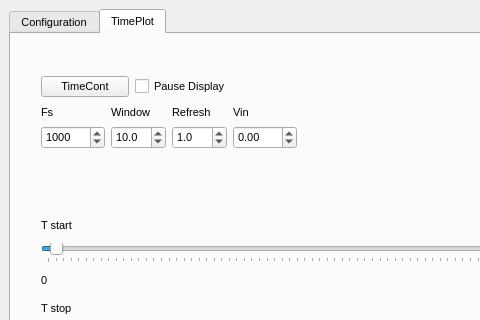
Before: the Qt Designer form PyGFET/GuiStimulation/GuiStim.ui in aguimera/PyGFET, drawn with Qt 5; both pictures show x 0 to 480 and y 0 to 320 of the 994 by 697 pixel window.
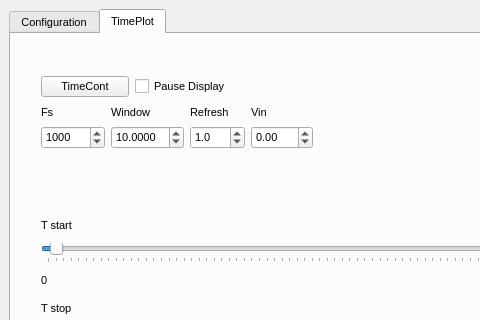
After: the same form once the commit is applied. The open tabs and pages were chosen to show the change.

Commit message: Add 32 Acquisition channels gui

The edit to the form file:
```diff
--- a/PyGFET/GuiStimulation/GuiStim.ui
+++ b/PyGFET/GuiStimulation/GuiStim.ui
@@ -1042,7 +1042,7 @@
          <rect>
           <x>30</x>
           <y>70</y>
-          <width>256</width>
+          <width>272</width>
           <height>45</height>
          </rect>
         </property>
@@ -1088,10 +1088,10 @@
              <item>
               <widget class="QDoubleSpinBox" name="SpnWindow">
                <property name="decimals">
-                <number>1</number>
+                <number>4</number>
                </property>
                <property name="minimum">
-                <double>0.100000000000000</double>
+                <double>0.000100000000000</double>
                </property>
                <property name="maximum">
                 <double>100.000000000000000</double>
```
Left out of the diff: 6 changed lines with no effect on the pictures. The commit also changes 6 other files.
